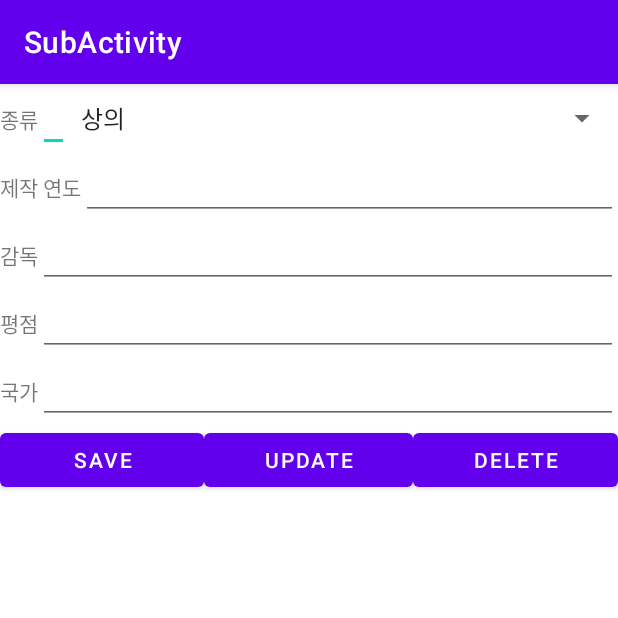
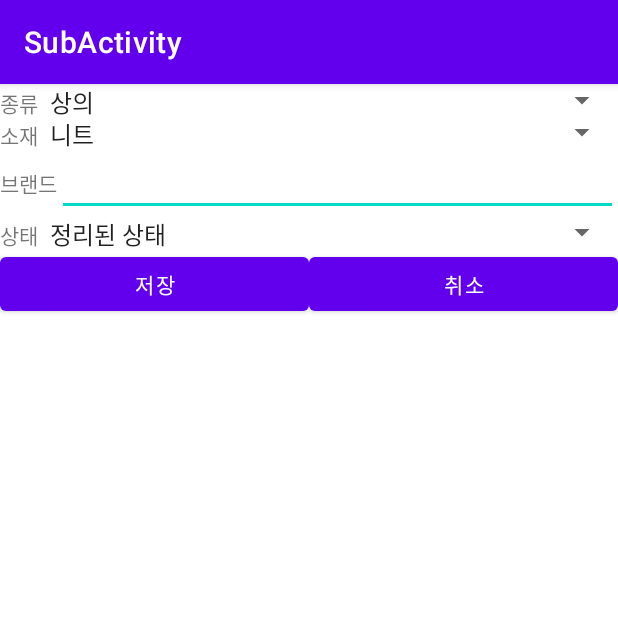
Before and after one commit to heesuju/wardrobe_organizer_app, an Android app: the SubActivity screen opened directly, with no data from a screen before it, on a phone screen of 412 x 824 dp, the top half of it. Run offline under Robolectric (Android 15) with nearby library versions, the phone set to English and light mode, and no system bars; 1 statement that could not run was skipped.

Commit message:
add category/material/state spinner and brand edit text\nupdate database table

```diff
--- a/app/src/main/java/com/example/wardrobeorganizer/SubActivity.java
+++ b/app/src/main/java/com/example/wardrobeorganizer/SubActivity.java
@@ -12,28 +12,27 @@ import android.widget.Toast;
 
 import androidx.appcompat.app.AppCompatActivity;
 
-import java.util.ArrayList;
-
 public class SubActivity extends AppCompatActivity implements AdapterView.OnItemSelectedListener {
-    EditText edit1, edit2, edit3, edit4, edit5;
+    EditText edit_brand;
     String id;
-    Spinner spinner;
+    Spinner spinner_category, spinner_material, spinner_state;
 
     @Override
     protected void onCreate(Bundle savedInstanceState) {
         super.onCreate(savedInstanceState);
         setContentView(R.layout.activity_sub);
-        spinner = (Spinner) findViewById(R.id.category_spinner);
-        edit1 = (EditText) findViewById(R.id.edit1);
-        edit2 = (EditText) findViewById(R.id.edit2);
-        edit3 = (EditText) findViewById(R.id.edit3);
-        edit4 = (EditText) findViewById(R.id.edit4);
-        edit5 = (EditText) findViewById(R.id.edit5);
+        spinner_category = findViewById(R.id.spinner_category);
+        spinner_material = findViewById(R.id.spinner_material);
+        spinner_state = findViewById(R.id.spinner_state);
+        edit_brand = findViewById(R.id.edit_brand);
         populateSpinnerCategory();
-        spinner.setOnItemSelectedListener(this);
+        populateSpinnerMaterial();
+        populateSpinnerState();
+        spinner_category.setOnItemSelectedListener(this);
+        spinner_material.setOnItemSelectedListener(this);
+        spinner_state.setOnItemSelectedListener(this);
 
         Button buttonSave = (Button) findViewById(R.id.button_save);
-        Button buttonUpdate = (Button) findViewById(R.id.button_update);
         Button buttonDelete = (Button) findViewById(R.id.button_delete);
 
         Intent intent = getIntent();
@@ -41,20 +40,9 @@ public class SubActivity extends AppCompatActivity implements AdapterView.OnItem
         switch (actionRequest) {
             case "CREATE":
                 buttonSave.setVisibility(View.VISIBLE);
-                buttonUpdate.setVisibility(View.INVISIBLE);
                 buttonDelete.setVisibility(View.INVISIBLE);
                 break;
             case "UPDATE":
-                buttonSave.setVisibility(View.INVISIBLE);
-                buttonUpdate.setVisibility(View.VISIBLE);
-                buttonDelete.setVisibility(View.VISIBLE);
-
-                id = intent.getStringExtra("ID");
-                edit1.setText(intent.getStringExtra("NAME"));
-                edit2.setText(intent.getStringExtra("YEAR"));
-                edit3.setText(intent.getStringExtra("PD"));
-                edit4.setText(intent.getStringExtra("SCORE"));
-                edit5.setText(intent.getStringExtra("NATION"));
                 break;
         }
 
@@ -63,31 +51,16 @@ public class SubActivity extends AppCompatActivity implements AdapterView.OnItem
             public void onClick(View v) {
                 Intent intent = new Intent();
                 intent.putExtra("ACTION_RESULT", "CREATE");
-                intent.putExtra("INPUT_NAME", edit1.getText().toString());
-                intent.putExtra("INPUT_YEAR", edit2.getText().toString());
-                intent.putExtra("INPUT_PD", edit3.getText().toString());
-                intent.putExtra("INPUT_SCORE", edit4.getText().toString());
-                intent.putExtra("INPUT_NATION", edit5.getText().toString());
+                intent.putExtra("INPUT_CATEGORY", spinner_category.getSelectedItem().toString());
+                intent.putExtra("INPUT_MATERIAL", spinner_material.getSelectedItem().toString());
+                intent.putExtra("INPUT_BRAND", edit_brand.getText().toString());
+                intent.putExtra("INPUT_STATE", spinner_state.getSelectedItem().toString());
 
                 setResult(RESULT_OK, intent);
                 finish();
             }
         });
-        buttonUpdate.setOnClickListener(new View.OnClickListener() {
-            @Override
-            public void onClick(View v) {
-                Intent intent = new Intent();
-                intent.putExtra("ACTION_RESULT", "UPDATE");
-                intent.putExtra("ID", id);
-                intent.putExtra("INPUT_NAME", edit1.getText().toString());
-                intent.putExtra("INPUT_YEAR", edit2.getText().toString());
-                intent.putExtra("INPUT_PD", edit3.getText().toString());
-                intent.putExtra("INPUT_SCORE", edit4.getText().toString());
-                intent.putExtra("INPUT_NATION", edit5.getText().toString());
-                setResult(RESULT_OK, intent);
-                finish();
-            }
-        });
+
         buttonDelete.setOnClickListener(new View.OnClickListener() {
             @Override
             public void onClick(View v) {
@@ -101,14 +74,34 @@ public class SubActivity extends AppCompatActivity implements AdapterView.OnItem
     } // of onCreate()
 
     private void populateSpinnerCategory() {
-        ArrayAdapter<String> categoryAdapter = new ArrayAdapter<>(this, android.R.layout.simple_spinner_item, getResources().getStringArray(R.array.category_array));
-        categoryAdapter.setDropDownViewResource(android.R.layout.simple_spinner_dropdown_item);
-        spinner.setAdapter(categoryAdapter);
+        ArrayAdapter<String> arrayAdapter = new ArrayAdapter<>(this, android.R.layout.simple_spinner_item, getResources().getStringArray(R.array.category_array));
+        arrayAdapter.setDropDownViewResource(android.R.layout.simple_spinner_dropdown_item);
+        spinner_category.setAdapter(arrayAdapter);
+    }
+
+    private void populateSpinnerMaterial() {
+        ArrayAdapter<String> arrayAdapter = new ArrayAdapter<>(this, android.R.layout.simple_spinner_item, getResources().getStringArray(R.array.material_array));
+        arrayAdapter.setDropDownViewResource(android.R.layout.simple_spinner_dropdown_item);
+        spinner_material.setAdapter(arrayAdapter);
+    }
+
+    private void populateSpinnerState() {
+        ArrayAdapter<String> arrayAdapter = new ArrayAdapter<>(this, android.R.layout.simple_spinner_item, getResources().getStringArray(R.array.state_array));
+        arrayAdapter.setDropDownViewResource(android.R.layout.simple_spinner_dropdown_item);
+        spinner_state.setAdapter(arrayAdapter);
     }
 
     @Override
     public void onItemSelected(AdapterView<?> parent, View view, int i, long l) {
-        if(parent.getId() == R.id.category_spinner){
+        if(parent.getId() == R.id.spinner_category){
+            String selected = parent.getSelectedItem().toString();
+            Toast.makeText(this, "selected" + selected, Toast.LENGTH_SHORT).show();
+        }
+        else if(parent.getId() == R.id.spinner_material){
+            String selected = parent.getSelectedItem().toString();
+            Toast.makeText(this, "selected" + selected, Toast.LENGTH_SHORT).show();
+        }
+        else if(parent.getId() == R.id.spinner_state){
             String selected = parent.getSelectedItem().toString();
             Toast.makeText(this, "selected" + selected, Toast.LENGTH_SHORT).show();
         }
--- a/app/src/main/res/layout/activity_main.xml
+++ b/app/src/main/res/layout/activity_main.xml
@@ -14,7 +14,7 @@
         android:id="@+id/button1"
         android:layout_width="match_parent"
         android:layout_height="0dp"
-        android:text="영화 추가"
+        android:text="@string/btn_add"
         android:layout_weight="1" />
 
 </LinearLayout>
--- a/app/src/main/res/layout/activity_sub.xml
+++ b/app/src/main/res/layout/activity_sub.xml
@@ -11,16 +11,11 @@
         <TextView
             android:layout_width="wrap_content"
             android:layout_height="wrap_content"
-            android:text="종류" />
-        <EditText
-            android:id="@+id/edit1"
-            android:layout_width="wrap_content"
-            android:layout_height="wrap_content" />
+            android:text="@string/category"/>
         <Spinner
-            android:id="@+id/category_spinner"
+            android:id="@+id/spinner_category"
             android:layout_width="match_parent"
-            android:layout_height="match_parent"
-            />
+            android:layout_height="match_parent"/>
     </LinearLayout>
     <LinearLayout
         android:layout_width="match_parent"
@@ -29,9 +24,22 @@
         <TextView
             android:layout_width="wrap_content"
             android:layout_height="wrap_content"
-            android:text="제작 연도" />
+            android:text="@string/material" />
+        <Spinner
+            android:id="@+id/spinner_material"
+            android:layout_width="match_parent"
+            android:layout_height="match_parent"/>
+    </LinearLayout>
+    <LinearLayout
+        android:layout_width="match_parent"
+        android:layout_height="wrap_content"
+        android:orientation="horizontal">
+        <TextView
+            android:layout_width="wrap_content"
+            android:layout_height="wrap_content"
+            android:text="@string/brand" />
         <EditText
-            android:id="@+id/edit2"
+            android:id="@+id/edit_brand"
             android:layout_width="match_parent"
             android:layout_height="wrap_content" />
     </LinearLayout>
@@ -42,37 +50,11 @@
         <TextView
             android:layout_width="wrap_content"
             android:layout_height="wrap_content"
-            android:text="감독" />
-        <EditText
-            android:id="@+id/edit3"
+            android:text="@string/state" />
+        <Spinner
+            android:id="@+id/spinner_state"
             android:layout_width="match_parent"
-            android:layout_height="wrap_content" />
-    </LinearLayout>
-    <LinearLayout
-        android:layout_width="match_parent"
-        android:layout_height="wrap_content"
-        android:orientation="horizontal">
-        <TextView
-            android:layout_width="wrap_content"
-            android:layout_height="wrap_content"
-            android:text="평점" />
-        <EditText
-            android:id="@+id/edit4"
-            android:layout_width="match_parent"
-            android:layout_height="wrap_content" />
-    </LinearLayout>
-    <LinearLayout
-        android:layout_width="match_parent"
-        android:layout_height="wrap_content"
-        android:orientation="horizontal">
-        <TextView
-            android:layout_width="wrap_content"
-            android:layout_height="wrap_content"
-            android:text="국가" />
-        <EditText
-            android:id="@+id/edit5"
-            android:layout_width="match_parent"
-            android:layout_height="wrap_content" />
+            android:layout_height="match_parent"/>
     </LinearLayout>
     <LinearLayout
         android:layout_width="match_parent"
@@ -83,19 +65,13 @@
             android:layout_width="wrap_content"
             android:layout_height="wrap_content"
             android:layout_weight="1"
-            android:text="save" />
-        <Button
-            android:id="@+id/button_update"
-            android:layout_width="wrap_content"
-            android:layout_height="wrap_content"
-            android:layout_weight="1"
-            android:text="update" />
+            android:text="@string/save" />
         <Button
             android:id="@+id/button_delete"
             android:layout_width="wrap_content"
             android:layout_height="wrap_content"
             android:layout_weight="1"
-            android:text="delete" />
+            android:text="@string/cancel" />
     </LinearLayout>
 
 </LinearLayout>
--- a/app/src/main/res/values/strings.xml
+++ b/app/src/main/res/values/strings.xml
@@ -1,12 +1,19 @@
 <resources>
     <string name="app_name">WardrobeOrganizer</string>
+    <string name="btn_add">Add</string>
+    <string name="category">종류</string>
+    <string name="material">소재</string>
+    <string name="brand">브랜드</string>
+    <string name="state">상태</string>
+    <string name="worn">입은 날짜</string>
+    <string name="save">저장</string>
+    <string name="cancel">취소</string>
     <string-array name="category_array">
         <item>상의</item>
         <item>하의</item>
         <item>아우터</item>
         <item>원피스</item>
     </string-array>
-
     <string-array name="material_array">
         <item>니트</item>
         <item>후리스</item>
@@ -15,7 +22,6 @@
         <item>데님</item>
         <item>퍼</item>
     </string-array>
-
     <string-array name="state_array">
         <item>정리된 상태</item>
         <item>꺼내진 상태</item>
```
Also changed, not shown: app/src/main/java/com/example/wardrobeorganizer/DatabaseHelper.java (+4 -4 lines), app/src/main/java/com/example/wardrobeorganizer/MainActivity.java (+23 -27 lines), app/src/main/res/layout/list_item.xml (+7 -16 lines).
